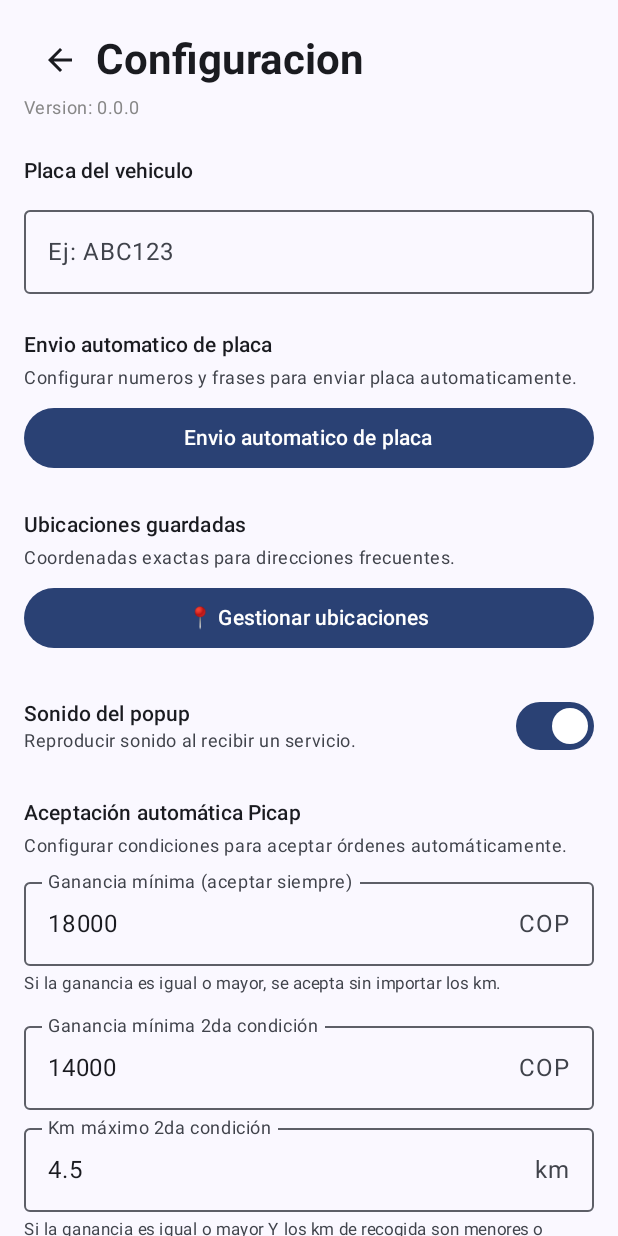
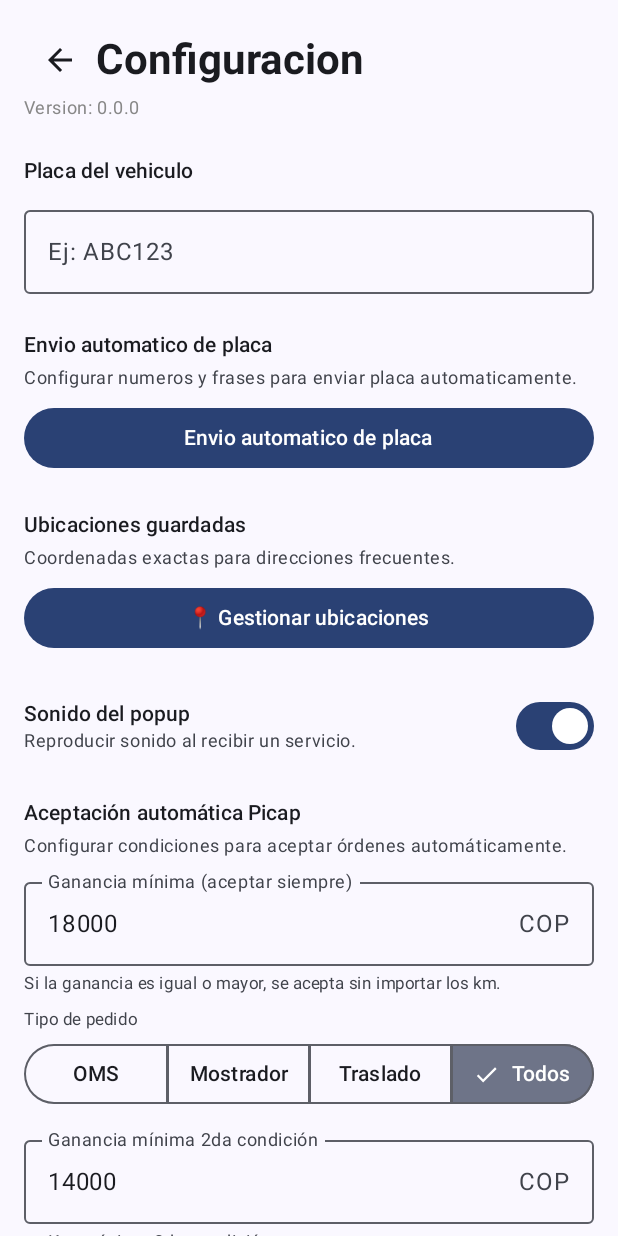
Before and after one commit to JamerWolf/projectAcc, an Android app built with Jetpack Compose: the screen it shows after launch (MainActivity), after a tap on "Configuracion", on a phone screen of 412 x 824 dp. Run offline under Robolectric (Android 15) with nearby library versions, the light colour scheme and no system bars.

Commit message:
feat(picap): add per-condition order type selectors to auto-acceptance

```diff
--- a/app/build.gradle.kts
+++ b/app/build.gradle.kts
@@ -15,8 +15,8 @@ android {
         applicationId = "com.example.projectacc"
         minSdk = 24
         targetSdk = 36
-        versionCode = 61
-        versionName = "0.3.46"
+        versionCode = 62
+        versionName = "0.3.47"
 
         testInstrumentationRunner = "androidx.test.runner.AndroidJUnitRunner"
     }
--- a/app/src/main/java/com/example/projectacc/OrderStateManager.kt
+++ b/app/src/main/java/com/example/projectacc/OrderStateManager.kt
@@ -33,6 +33,9 @@ object OrderStateManager {
     private const val KEY_WHATSAPP_AUTO_ACCEPT_DELAY_MS = "whatsapp_auto_accept_delay_ms"
     private const val KEY_PICAP_AUTO_ACCEPT_ENABLED = "picap_auto_accept_enabled"
     private const val KEY_PICAP_AUTO_ACCEPT_FILTER = "picap_auto_accept_filter"
+    private const val KEY_PICAP_AUTO_ACCEPT_TYPE_COND1 = "picap_auto_accept_type_cond1"
+    private const val KEY_PICAP_AUTO_ACCEPT_TYPE_COND2 = "picap_auto_accept_type_cond2"
+    private const val KEY_PICAP_AUTO_ACCEPT_TYPE_COND3 = "picap_auto_accept_type_cond3"
     private const val KEY_PLATE_REQUEST_PHRASES = "plate_request_phrases"
     private const val KEY_ALLOWED_PLATE_SENDERS = "allowed_plate_senders"
 
@@ -64,6 +67,9 @@ object OrderStateManager {
         _whatsappAutoAcceptDelayMs.value = p.getLong(KEY_WHATSAPP_AUTO_ACCEPT_DELAY_MS, 0L)
         _isPicapAutoAcceptEnabled.value = p.getBoolean(KEY_PICAP_AUTO_ACCEPT_ENABLED, false)
         _picapAutoAcceptFilter.value = p.getString(KEY_PICAP_AUTO_ACCEPT_FILTER, "TODOS") ?: "TODOS"
+        _picapAutoAcceptTypeCond1.value = p.getString(KEY_PICAP_AUTO_ACCEPT_TYPE_COND1, "TODOS") ?: "TODOS"
+        _picapAutoAcceptTypeCond2.value = p.getString(KEY_PICAP_AUTO_ACCEPT_TYPE_COND2, "TODOS") ?: "TODOS"
+        _picapAutoAcceptTypeCond3.value = p.getString(KEY_PICAP_AUTO_ACCEPT_TYPE_COND3, "TODOS") ?: "TODOS"
         _plateRequestPhrases.value = loadStringList(KEY_PLATE_REQUEST_PHRASES, listOf("envíame la placa de tu vehículo", "enviame la placa de tu vehiculo"))
         _allowedPlateSenders.value = loadStringList(KEY_ALLOWED_PLATE_SENDERS, listOf("+57 350 7867814", "Te St", "+57 316 6904939"))
     }
@@ -342,6 +348,32 @@ object OrderStateManager {
         prefs?.edit()?.putString(KEY_PICAP_AUTO_ACCEPT_FILTER, filter)?.apply()
     }
 
+    // Tipo de pedido por condición de auto-aceptación Picap (selector bajo cada condición)
+    // Valores: "OMS" | "MOSTRADOR" | "TRASLADO" | "TODOS"
+    private val _picapAutoAcceptTypeCond1 = MutableStateFlow("TODOS")
+    val picapAutoAcceptTypeCond1: StateFlow<String> = _picapAutoAcceptTypeCond1.asStateFlow()
+
+    fun setPicapAutoAcceptTypeCond1(type: String) {
+        _picapAutoAcceptTypeCond1.value = type
+        prefs?.edit()?.putString(KEY_PICAP_AUTO_ACCEPT_TYPE_COND1, type)?.apply()
+    }
+
+    private val _picapAutoAcceptTypeCond2 = MutableStateFlow("TODOS")
+    val picapAutoAcceptTypeCond2: StateFlow<String> = _picapAutoAcceptTypeCond2.asStateFlow()
+
+    fun setPicapAutoAcceptTypeCond2(type: String) {
+        _picapAutoAcceptTypeCond2.value = type
+        prefs?.edit()?.putString(KEY_PICAP_AUTO_ACCEPT_TYPE_COND2, type)?.apply()
+    }
+
+    private val _picapAutoAcceptTypeCond3 = MutableStateFlow("TODOS")
+    val picapAutoAcceptTypeCond3: StateFlow<String> = _picapAutoAcceptTypeCond3.asStateFlow()
+
+    fun setPicapAutoAcceptTypeCond3(type: String) {
+        _picapAutoAcceptTypeCond3.value = type
+        prefs?.edit()?.putString(KEY_PICAP_AUTO_ACCEPT_TYPE_COND3, type)?.apply()
+    }
+
     // Plate request phrases (exact phrases that trigger auto-plate sending)
     private val _plateRequestPhrases = MutableStateFlow(listOf("envíame la placa de tu vehículo", "enviame la placa de tu vehiculo"))
     val plateRequestPhrases: StateFlow<List<String>> = _plateRequestPhrases.asStateFlow()
--- a/app/src/main/java/com/example/projectacc/ui/SettingsScreen.kt
+++ b/app/src/main/java/com/example/projectacc/ui/SettingsScreen.kt
@@ -30,6 +30,9 @@ import androidx.compose.material3.IconButton
 import androidx.compose.material3.MaterialTheme
 import androidx.compose.material3.OutlinedButton
 import androidx.compose.material3.OutlinedTextField
+import androidx.compose.material3.SegmentedButton
+import androidx.compose.material3.SegmentedButtonDefaults
+import androidx.compose.material3.SingleChoiceSegmentedButtonRow
 import androidx.compose.material3.Switch
 import androidx.compose.material3.Text
 import androidx.compose.runtime.Composable
@@ -69,6 +72,9 @@ fun SettingsScreen(
     val autoAcceptMaxKmCond2 by OrderStateManager.autoAcceptMaxKmCond2.collectAsState()
     val isAutoAcceptByKmEnabled by OrderStateManager.isAutoAcceptByKmEnabled.collectAsState()
     val autoAcceptMaxKm by OrderStateManager.autoAcceptMaxKm.collectAsState()
+    val picapAutoAcceptTypeCond1 by OrderStateManager.picapAutoAcceptTypeCond1.collectAsState()
+    val picapAutoAcceptTypeCond2 by OrderStateManager.picapAutoAcceptTypeCond2.collectAsState()
+    val picapAutoAcceptTypeCond3 by OrderStateManager.picapAutoAcceptTypeCond3.collectAsState()
 
     var ganancia1Input by remember { mutableStateOf(autoAcceptMinGanancia1.toInt().toString()) }
     var ganancia2Input by remember { mutableStateOf(autoAcceptMinGanancia2.toInt().toString()) }
@@ -244,6 +250,12 @@ fun SettingsScreen(
             fontSize = 11.sp
         )
 
+        Spacer(modifier = Modifier.height(8.dp))
+        OrderTypeSelector(
+            selected = picapAutoAcceptTypeCond1,
+            onSelect = { OrderStateManager.setPicapAutoAcceptTypeCond1(it) }
+        )
+
         Spacer(modifier = Modifier.height(12.dp))
 
         OutlinedTextField(
@@ -276,6 +288,12 @@ fun SettingsScreen(
             style = MaterialTheme.typography.bodySmall,
             color = MaterialTheme.colorScheme.onSurfaceVariant,
             fontSize = 11.sp
+        )
+
+        Spacer(modifier = Modifier.height(8.dp))
+        OrderTypeSelector(
+            selected = picapAutoAcceptTypeCond2,
+            onSelect = { OrderStateManager.setPicapAutoAcceptTypeCond2(it) }
         )
 
         Spacer(modifier = Modifier.height(12.dp))
@@ -322,6 +340,11 @@ fun SettingsScreen(
                 style = MaterialTheme.typography.bodySmall,
                 color = MaterialTheme.colorScheme.onSurfaceVariant,
                 fontSize = 11.sp
+            )
+            Spacer(modifier = Modifier.height(8.dp))
+            OrderTypeSelector(
+                selected = picapAutoAcceptTypeCond3,
+                onSelect = { OrderStateManager.setPicapAutoAcceptTypeCond3(it) }
             )
         }
 
@@ -576,3 +599,54 @@ fun SettingsScreen(
         Spacer(modifier = Modifier.height(24.dp))
     }
 }
+
+/**
+ * Selector de tipo de pedido para cada condición de auto-aceptación Picap.
+ * Repite el patrón visual del filtro global (SingleChoiceSegmentedButtonRow) en MainActivity.
+ */
+@Composable
+private fun OrderTypeSelector(
+    selected: String,
+    onSelect: (String) -> Unit,
+    modifier: Modifier = Modifier
+) {
+    Column(modifier = modifier.fillMaxWidth()) {
+        Text(
+            text = "Tipo de pedido",
+            style = MaterialTheme.typography.bodySmall,
+            color = MaterialTheme.colorScheme.onSurfaceVariant,
+            fontSize = 11.sp
+        )
+        Spacer(modifier = Modifier.height(4.dp))
+        SingleChoiceSegmentedButtonRow(modifier = Modifier.fillMaxWidth()) {
+            SegmentedButton(
+                selected = selected == "OMS",
+                onClick = { onSelect("OMS") },
+                shape = SegmentedButtonDefaults.itemShape(index = 0, count = 4)
+            ) {
+                Text(text = "OMS")
+            }
+            SegmentedButton(
+                selected = selected == "MOSTRADOR",
+                onClick = { onSelect("MOSTRADOR") },
+                shape = SegmentedButtonDefaults.itemShape(index = 1, count = 4)
+            ) {
+                Text(text = "Mostrador")
+            }
+            SegmentedButton(
+                selected = selected == "TRASLADO",
+                onClick = { onSelect("TRASLADO") },
+                shape = SegmentedButtonDefaults.itemShape(index = 2, count = 4)
+            ) {
+                Text(text = "Traslado")
+            }
+            SegmentedButton(
+                selected = selected == "TODOS",
+                onClick = { onSelect("TODOS") },
+                shape = SegmentedButtonDefaults.itemShape(index = 3, count = 4)
+            ) {
+                Text(text = "Todos")
+            }
+        }
+    }
+}
```
Also changed, not shown: app/src/main/java/com/example/projectacc/MyAccessibilityService.kt (+55 -9 lines), 2 other files.
